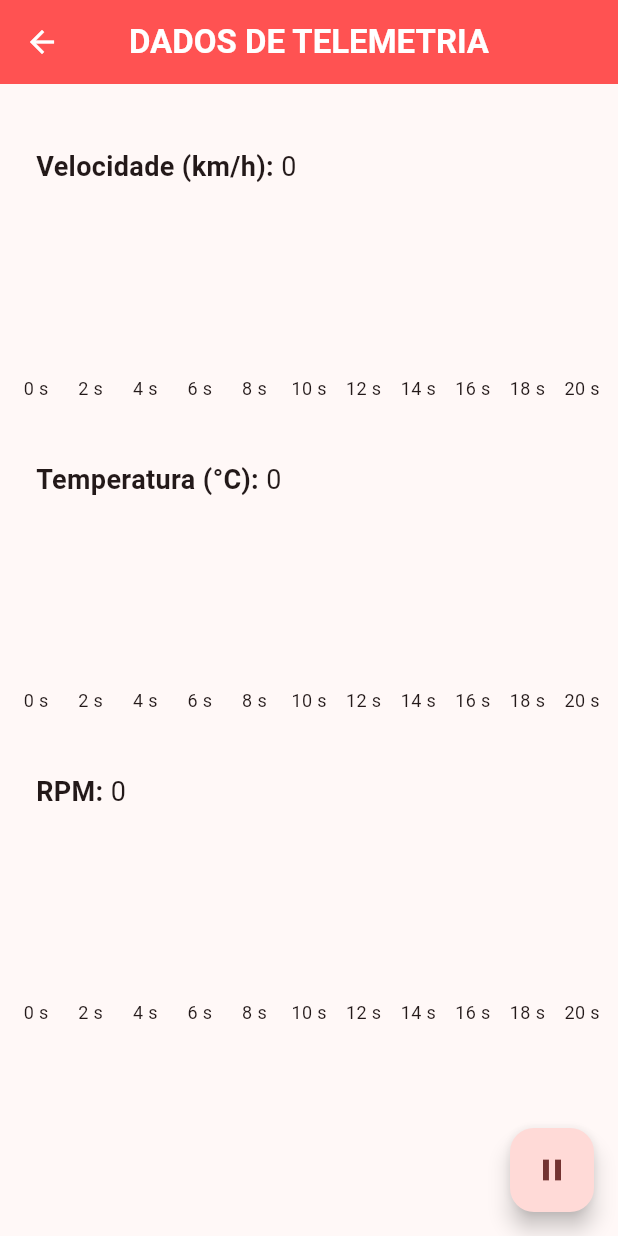
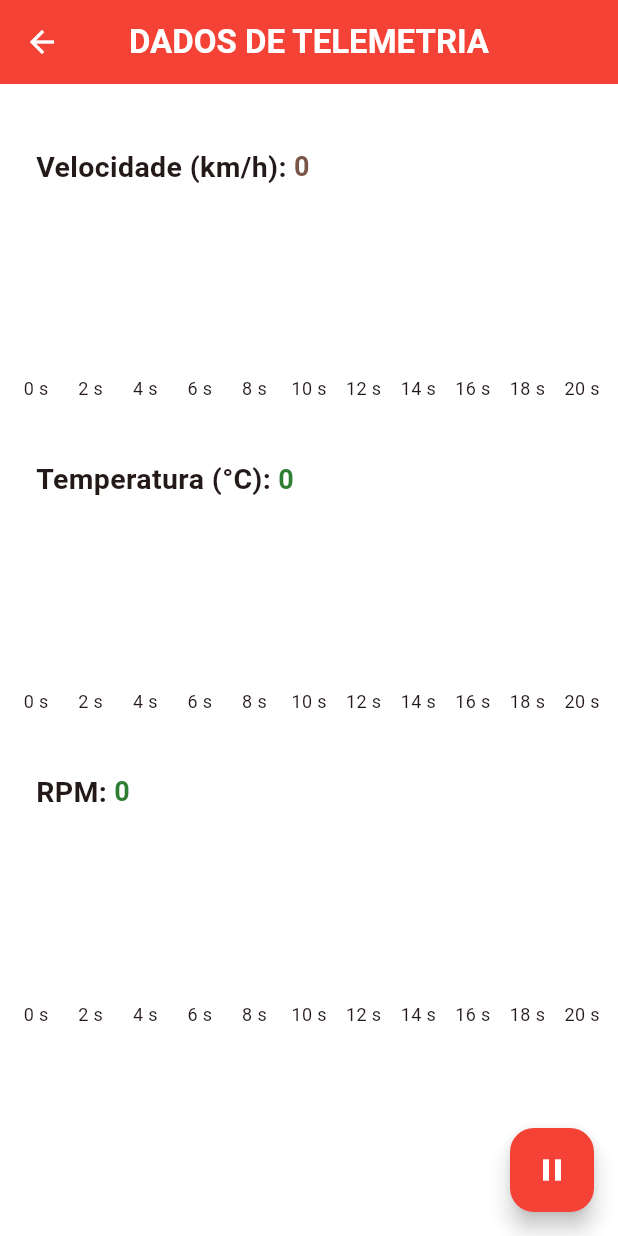
Before and after one commit to zamuelfernandes/baja_telemetry_app, a Flutter app: the DataScreen screen opened by its route, on a phone screen of 412 x 824 dp. Run offline on Flutter 3.47's test engine with Material 3 defaults, Android fonts, the phone set to English and light mode, and no system bars; drawn by our look-alikes of fl_chart; network calls fail.

Commit message:
Melhoria nos estilos visuais

```diff
--- a/lib/components/telemetry_chart.dart
+++ b/lib/components/telemetry_chart.dart
@@ -21,6 +21,19 @@ class TelemetryChart extends StatefulWidget {
 }
 
 class _TelemetryChartState extends State<TelemetryChart> {
+  bool isTemp = false;
+  bool isRPM = false;
+
+  @override
+  void initState() {
+    if (widget.title == 'Temperatura (°C)') {
+      isTemp = true;
+    } else if (widget.title == 'RPM') {
+      isRPM = true;
+    }
+    super.initState();
+  }
+
   @override
   Widget build(BuildContext context) {
     return Column(
@@ -32,13 +45,26 @@ class _TelemetryChartState extends State<TelemetryChart> {
               '${widget.title}:',
               style: TextStyle(
                 fontWeight: FontWeight.bold,
-                fontSize: 18,
+                fontSize: 19,
               ),
             ),
             Text(
               ' ${widget.values.isNotEmpty ? widget.values.last : 0}',
               style: TextStyle(
                 fontSize: 18,
+                fontWeight: FontWeight.bold,
+                color: isTemp
+                    ? widget.values.isNotEmpty && widget.values.last > 85
+                        ? Colors.red[800]
+                        : Colors.green[800]
+                    : isRPM
+                        ? widget.values.isNotEmpty && widget.values.last > 3900
+                            ? Colors.red[800]
+                            : widget.values.isNotEmpty &&
+                                    widget.values.last > 2500
+                                ? Colors.yellow[800]
+                                : Colors.green[800]
+                        : Colors.brown,
               ),
             ),
           ],
--- a/lib/main.dart
+++ b/lib/main.dart
@@ -24,7 +24,8 @@ class MyApp extends StatelessWidget {
       title: 'Baja Telemetry App',
       theme:
       ThemeData(
-        colorSchemeSeed: Colors.redAccent
+        colorSchemeSeed: Colors.red,
+        scaffoldBackgroundColor: Colors.white,
       ),
       initialRoute: '/',
       routes: {
--- a/lib/screens/data_screen.dart
+++ b/lib/screens/data_screen.dart
@@ -31,7 +31,7 @@ class _DataScreenState extends State<DataScreen> {
             fontWeight: FontWeight.bold,
           ),
         ),
-        backgroundColor: Colors.redAccent,
+        backgroundColor: Colors.red,
         centerTitle: true,
         iconTheme: IconThemeData(color: Colors.white),
       ),
@@ -42,7 +42,7 @@ class _DataScreenState extends State<DataScreen> {
             vertical: 8,
           ),
           child: SizedBox(
-            height: sizeOf.height*.8,
+            height: sizeOf.height * .8,
             child: Column(
               mainAxisAlignment: MainAxisAlignment.spaceEvenly,
               children: [
@@ -74,7 +74,11 @@ class _DataScreenState extends State<DataScreen> {
       ),
       floatingActionButton: FloatingActionButton(
         onPressed: telemetry.togglePause,
-        child: Icon(telemetry.isPaused ? Icons.play_arrow : Icons.pause),
+        backgroundColor: Colors.red,
+        child: Icon(
+          telemetry.isPaused ? Icons.play_arrow : Icons.pause,
+          color: Colors.white,
+        ),
       ),
     );
   }
```
Also changed, not shown: lib/screens/home_screen.dart (+36 -8 lines), pubspec.yaml (+3 -52 lines), assets/images/logo_baja.png (added), 6 other files.
